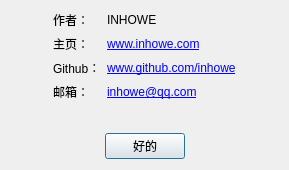
The window that ComAssistant/about_me_dialog.ui (petertheprocess/ComAssistant) describes before a commit, drawn with Qt 5.
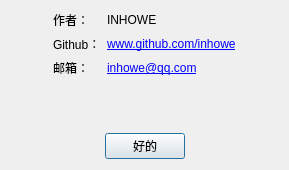
The same window after the commit.

Commit message: 删除主页信息

Patch:
```diff
--- a/ComAssistant/about_me_dialog.ui
+++ b/ComAssistant/about_me_dialog.ui
@@ -45,48 +45,34 @@
          </property>
         </widget>
        </item>
-       <item row="2" column="0">
+       <item row="1" column="0">
         <widget class="QLabel" name="label_5">
          <property name="text">
           <string>Github：</string>
          </property>
         </widget>
        </item>
-       <item row="2" column="1">
+       <item row="1" column="1">
         <widget class="QLabel" name="label_3">
          <property name="text">
           <string>&lt;a href=&quot;www.github.com/inhowe&quot;&gt;www.github.com/inhowe&lt;/a&gt;</string>
          </property>
         </widget>
        </item>
-       <item row="3" column="0">
+       <item row="2" column="0">
         <widget class="QLabel" name="label_6">
          <property name="text">
           <string>邮箱：</string>
          </property>
         </widget>
        </item>
-       <item row="3" column="1">
+       <item row="2" column="1">
         <widget class="QLabel" name="label_7">
          <property name="text">
           <string>&lt;a href=&quot;mailto:inhowe@qq.com&quot;&gt;inhowe@qq.com&lt;/a&gt;</string>
          </property>
         </widget>
        </item>
-       <item row="1" column="0">
-        <widget class="QLabel" name="label_8">
-         <property name="text">
-          <string>主页：</string>
-         </property>
-        </widget>
-       </item>
-       <item row="1" column="1">
-        <widget class="QLabel" name="label_9">
-         <property name="text">
-          <string>&lt;a href=&quot;www.inhowe.com&quot;&gt;www.inhowe.com&lt;/a&gt;</string>
-         </property>
-        </widget>
-       </item>
       </layout>
      </item>
      <item>
```
